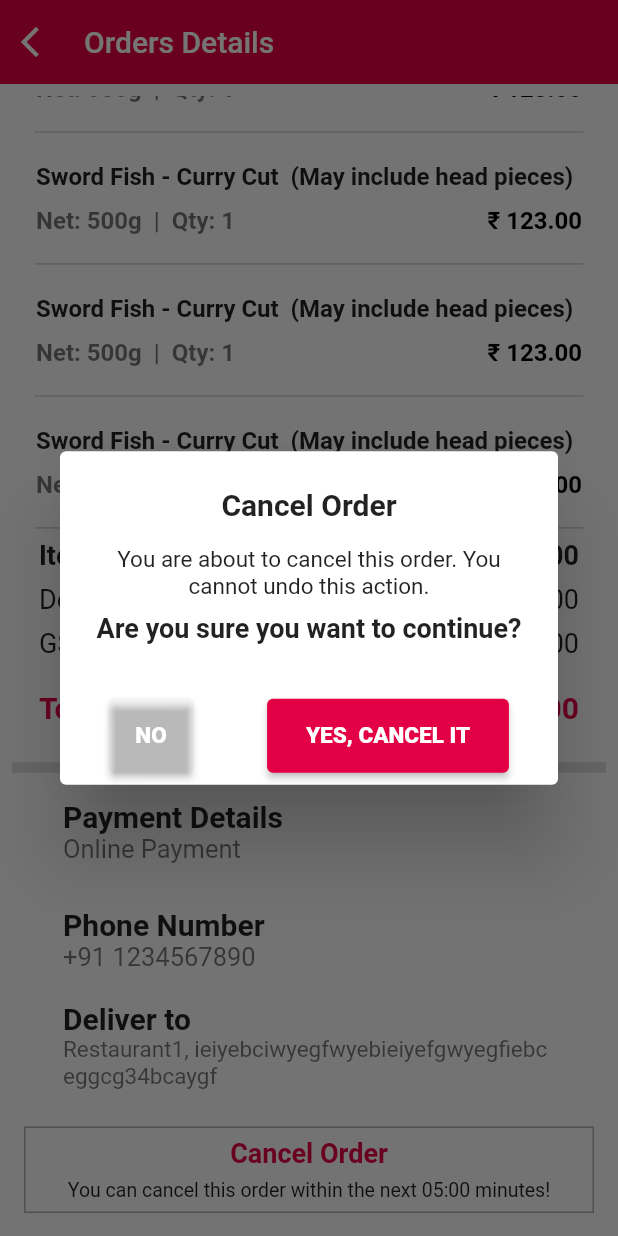
After one commit to nikshit-chauhan/Sheegr, a Flutter app: the OrderDetails screen opened directly, scrolled down 268 dp, after a tap on "Cancel Order", on a phone screen of 412 x 824 dp. The commit adds this screen. Run offline on Flutter 3.47's test engine with Material 2 defaults, Android fonts, the phone set to English and light mode, and no system bars; drawn by our look-alikes of auto_size_text; our stand-ins replace connectivity_plus, dots_indicator, dotted_line, firebase_auth, firebase_core, get and 3 more; missing offline and left inert: app_settings; accounts and stored records are empty; Roboto replaces fonts that are missing (PoppinsRegular).

Commit message:
added: UI screens for order details and alert box for cancelling the order

```diff
--- /dev/null
+++ b/lib/View/screens/OrderDetails/order_details.dart
@@ -0,0 +1,431 @@
+import 'package:auto_size_text/auto_size_text.dart';
+import 'package:flutter/material.dart';
+import 'package:get/get.dart';
+import 'package:sheegr/Resources/fontstyle.dart';
+import 'package:sheegr/Utils/Widgets/CommonWidgets/fluid_button.dart';
+
+import '../../../Resources/Colors.dart';
+
+class OrderDetails extends StatelessWidget {
+  const OrderDetails({super.key});
+
+  @override
+  Widget build(BuildContext context) {
+    return Scaffold(
+      appBar: AppBar(
+        elevation: 0,
+        title: const Text(
+          "Orders Details",
+          style: TextStyle(color: Color.fromARGB(255, 255, 255, 255)),
+        ),
+        leading: IconButton(
+            icon: const Icon(
+              Icons.arrow_back_ios_new,
+              color: Color.fromARGB(255, 255, 255, 255),
+            ),
+            onPressed: () {
+              Get.back();
+            }),
+        backgroundColor: colorPrimary,
+        leadingWidth: 40,
+      ),
+      body: Padding(
+        padding: const EdgeInsets.all(8),
+        child: SingleChildScrollView(
+          child: Column(
+            // mainAxisAlignment: MainAxisAlignment.start,
+            crossAxisAlignment: CrossAxisAlignment.start,
+            children: [
+              SizedBox(
+                height: MediaQuery.sizeOf(context).height * 0.01,
+              ),
+              ListTile(
+                leading: AutoSizeText(
+                  "Order ID: 1234567890",
+                  maxFontSize: 16,
+                  minFontSize: 8,
+                  style: AppFontStyle.flexibleFontStyle(fontSize: 16),
+                ),
+                trailing: SizedBox(
+                  width: 100,
+                  child: Row(
+                    children: [
+                      const Icon(
+                        Icons.cancel,
+                        color: Colors.red,
+                        size: 18,
+                      ),
+                      AutoSizeText(
+                        "Pending",
+                        maxFontSize: 16,
+                        minFontSize: 8,
+                        style: AppFontStyle.flexibleFontStyle(fontSize: 16),
+                      )
+                    ],
+                  ),
+                ),
+              ),
+              Padding(
+                padding: const EdgeInsets.symmetric(horizontal: 18),
+                child: AutoSizeText(
+                  "Placed on: Tue, 17th Jan 2023 - 10:00am",
+                  maxFontSize: 16,
+                  minFontSize: 8,
+                  style: AppFontStyle.flexibleFontStyle(
+                      fontSize: 16, fontWeight: FontWeight.w400),
+                ),
+              ),
+              SizedBox(
+                height: MediaQuery.sizeOf(context).height * 0.02,
+              ),
+              const Divider(
+                thickness: 10,
+              ),
+              SizedBox(
+                height: MediaQuery.sizeOf(context).height * 0.01,
+              ),
+              ListView.builder(
+                itemCount: 5,
+                shrinkWrap: true,
+                physics: const NeverScrollableScrollPhysics(),
+                // primary: false,
+                itemBuilder: (context, index) {
+                  return Column(
+                    children: [
+                      ListTile(
+                        title: Padding(
+                          padding: const EdgeInsets.only(bottom: 10.0),
+                          child: SizedBox(
+                            width: MediaQuery.sizeOf(context).width * 0.8,
+                            child: AutoSizeText(
+                              "Sword Fish - Curry Cut  (May include head pieces)",
+                              maxFontSize: 16,
+                              minFontSize: 8,
+                              maxLines: 2,
+                              style:
+                                  AppFontStyle.flexibleFontStyle(fontSize: 16),
+                            ),
+                          ),
+                        ),
+                        subtitle: Row(
+                          mainAxisAlignment: MainAxisAlignment.spaceBetween,
+                          children: [
+                            AutoSizeText(
+                              "Net: 500g  |  Qty: 1",
+                              maxFontSize: 16,
+                              minFontSize: 8,
+                              style:
+                                  AppFontStyle.flexibleFontStyle(fontSize: 16),
+                            ),
+                            AutoSizeText(
+                              "₹ 123.00",
+                              maxFontSize: 16,
+                              minFontSize: 8,
+                              style: AppFontStyle.flexibleFontStyle(
+                                  fontSize: 16,
+                                  fontWeight: FontWeight.w600,
+                                  fontColor: Colors.black),
+                            ),
+                          ],
+                        ),
+                      ),
+                      const Divider(
+                        indent: 15,
+                        endIndent: 15,
+                        color: Colors.black26,
+                      ),
+                    ],
+                  );
+                },
+              ),
+              Padding(
+                padding: const EdgeInsets.symmetric(horizontal: 18),
+                child: Row(
+                  mainAxisAlignment: MainAxisAlignment.spaceBetween,
+                  children: [
+                    AutoSizeText(
+                      "Item Subtotal: ",
+                      maxFontSize: 18,
+                      minFontSize: 8,
+                      style: AppFontStyle.flexibleFontStyle(
+                          fontSize: 18, fontWeight: FontWeight.w600),
+                    ),
+                    AutoSizeText(
+                      "₹ 123.00",
+                      maxFontSize: 18,
+                      minFontSize: 8,
+                      style: AppFontStyle.flexibleFontStyle(
+                          fontSize: 18, fontWeight: FontWeight.w600),
+                    ),
+                  ],
+                ),
+              ),
+              SizedBox(
+                height: MediaQuery.sizeOf(context).height * 0.01,
+              ),
+              Padding(
+                padding: const EdgeInsets.symmetric(horizontal: 18),
+                child: Row(
+                  mainAxisAlignment: MainAxisAlignment.spaceBetween,
+                  children: [
+                    AutoSizeText(
+                      "Delivery Charges: ",
+                      maxFontSize: 18,
+                      minFontSize: 8,
+                      style: AppFontStyle.flexibleFontStyle(
+                          fontSize: 18, fontWeight: FontWeight.w400),
+                    ),
+                    AutoSizeText(
+                      "₹ 123.00",
+                      maxFontSize: 18,
+                      minFontSize: 8,
+                      style: AppFontStyle.flexibleFontStyle(
+                          fontSize: 18, fontWeight: FontWeight.w400),
+                    ),
+                  ],
+                ),
+              ),
+              SizedBox(
+                height: MediaQuery.sizeOf(context).height * 0.01,
+              ),
+              Padding(
+                padding: const EdgeInsets.symmetric(horizontal: 18),
+                child: Row(
+                  mainAxisAlignment: MainAxisAlignment.spaceBetween,
+                  children: [
+                    AutoSizeText(
+                      "GST & Taxes: ",
+                      maxFontSize: 18,
+                      minFontSize: 8,
+                      style: AppFontStyle.flexibleFontStyle(
+                          fontSize: 18, fontWeight: FontWeight.w400),
+                    ),
+                    AutoSizeText(
+                      "₹ 123.00",
+                      maxFontSize: 18,
+                      minFontSize: 8,
+                      style: AppFontStyle.flexibleFontStyle(
+                          fontSize: 18, fontWeight: FontWeight.w400),
+                    ),
+                  ],
+                ),
+              ),
+              SizedBox(
+                height: MediaQuery.sizeOf(context).height * 0.025,
+              ),
+              Padding(
+                padding: const EdgeInsets.symmetric(horizontal: 18),
+                child: Row(
+                  mainAxisAlignment: MainAxisAlignment.spaceBetween,
+                  children: [
+                    AutoSizeText(
+                      "Total  Amount : ",
+                      maxFontSize: 20,
+                      minFontSize: 8,
+                      style: AppFontStyle.flexibleFontStyle(
+                          fontSize: 20,
+                          fontWeight: FontWeight.w600,
+                          fontColor: colorPrimary),
+                    ),
+                    AutoSizeText(
+                      "₹ 2344.00",
+                      maxFontSize: 20,
+                      minFontSize: 8,
+                      style: AppFontStyle.flexibleFontStyle(
+                          fontSize: 20,
+                          fontWeight: FontWeight.w600,
+                          fontColor: colorPrimary),
+                    ),
+                  ],
+                ),
+              ),
+              SizedBox(
+                height: MediaQuery.sizeOf(context).height * 0.025,
+              ),
+              const Divider(
+                thickness: 7,
+              ),
+              Padding(
+                padding: const EdgeInsets.symmetric(horizontal: 18.0),
+                child: ListTile(
+                  title: AutoSizeText(
+                    "Payment Details",
+                    maxFontSize: 20,
+                    minFontSize: 8,
+                    style: AppFontStyle.flexibleFontStyle(
+                      fontSize: 20,
+                      fontWeight: FontWeight.w600,
+                    ),
+                  ),
+                  subtitle: AutoSizeText(
+                    "Online Payment",
+                    maxFontSize: 17,
+                    minFontSize: 8,
+                    style: AppFontStyle.flexibleFontStyle(
+                      fontSize: 17,
+                      fontWeight: FontWeight.w400,
+                    ),
+                  ),
+                ),
+              ),
+              Padding(
+                padding: const EdgeInsets.symmetric(horizontal: 18.0),
+                child: ListTile(
+                  title: AutoSizeText(
+                    "Phone Number",
+                    maxFontSize: 20,
+                    minFontSize: 8,
+                    style: AppFontStyle.flexibleFontStyle(
+                      fontSize: 20,
+                      fontWeight: FontWeight.w600,
+                    ),
+                  ),
+                  subtitle: AutoSizeText(
+                    "+91 1234567890",
+                    maxFontSize: 17,
+                    minFontSize: 8,
+                    style: AppFontStyle.flexibleFontStyle(
+                      fontSize: 17,
+                      fontWeight: FontWeight.w400,
+                    ),
+                  ),
+                ),
+              ),
+              Padding(
+                padding: const EdgeInsets.symmetric(horizontal: 18.0),
+                child: ListTile(
+                  title: AutoSizeText(
+                    "Deliver to",
+                    maxFontSize: 20,
+                    minFontSize: 8,
+                    style: AppFontStyle.flexibleFontStyle(
+                      fontSize: 20,
+                      fontWeight: FontWeight.w600,
+                    ),
+                  ),
+                  subtitle: AutoSizeText(
+                    "Restaurant1, ieiyebciwyegfwyebieiyefgwyegfiebc eggcg34bcaygf",
+                    maxFontSize: 17,
+                    minFontSize: 8,
+                    maxLines: 2,
+                    overflow: TextOverflow.ellipsis,
+                    style: AppFontStyle.flexibleFontStyle(
+                      fontSize: 17,
+                      fontWeight: FontWeight.w400,
+                    ),
+                  ),
+                ),
+              ),
+              SizedBox(
+                height: MediaQuery.sizeOf(context).height * 0.015,
+              ),
+              Padding(
+                padding: const EdgeInsets.all(8.0),
+                child: GestureDetector(
+                  onTap: () {
+                    showDialog(
+                      context: context,
+                      builder: ((context) => AlertDialog(
+                            title: Column(
+                              crossAxisAlignment: CrossAxisAlignment.center,
+                              mainAxisAlignment: MainAxisAlignment.spaceEvenly,
+                              children: [
+                                Text(
+                                  "Cancel Order",
+                                  style: AppFontStyle.flexibleFontStyle(
+                                    fontSize: 20,
+                                    fontWeight: FontWeight.w600,
+                                  ),
+                                ),
+                                SizedBox(
+                                  height:
+                                      MediaQuery.sizeOf(context).height * 0.02,
+                                ),
+                                Text(
+                                  "You are about to cancel this order. You cannot undo this action.",
+                                  maxLines: 2,
+                                  textAlign: TextAlign.center,
+                                  // maxFontSize: 15,
+                                  // minFontSize: 8,
+                                  style: AppFontStyle.flexibleFontStyle(
+                                    fontSize: 15,
+                                    fontWeight: FontWeight.w400,
+                                  ),
+                                ),
+                                SizedBox(
+                                  height:
+                                      MediaQuery.sizeOf(context).height * 0.01,
+                                ),
+                                Text(
+                                  "Are you sure you want to continue?",
+                                  // maxFontSize: 18,
+                                  // minFontSize: 8,
+                                  style: AppFontStyle.flexibleFontStyle(
+                                    fontSize: 18,
+                                    fontWeight: FontWeight.w600,
+                                  ),
+                                ),
+                                SizedBox(
+                                  height:
+                                      MediaQuery.sizeOf(context).height * 0.01,
+                                ),
+                              ],
+                            ),
+                            actions: [
+                              Row(children: [
+                                Expanded(
+                                    child: FluidButton(
+                                  buttonName: "No",
+                                  onPressed: () {},
+                                  buttonTextColor: colorPrimary,
+                                  buttonColor: Colors.transparent,
+                                )),
+                                Expanded(
+                                  flex: 2,
+                                    child: FluidButton(
+                                        buttonName: "Yes, Cancel it",
+                                        onPressed: () {}))
+                              ])
+                            ],
+                          )),
+                    );
+                  },
+                  child: Container(
+                    height: MediaQuery.sizeOf(context).height * 0.07,
+                    alignment: Alignment.center,
+                    decoration:
+                        BoxDecoration(border: Border.all(color: lightGrey)),
+                    child: Column(
+                      mainAxisAlignment: MainAxisAlignment.spaceEvenly,
+                      crossAxisAlignment: CrossAxisAlignment.center,
+                      children: [
+                        AutoSizeText(
+                          "Cancel Order",
+                          maxFontSize: 18,
+                          minFontSize: 8,
+                          style: AppFontStyle.flexibleFontStyle(
+                              fontSize: 18,
+                              fontWeight: FontWeight.w600,
+                              fontColor: colorPrimary),
+                        ),
+                        AutoSizeText(
+                          "You can cancel this order within the next 05:00 minutes!",
+                          maxFontSize: 13,
+                          minFontSize: 6,
+                          style: AppFontStyle.flexibleFontStyle(
+                            fontSize: 13,
+                            fontWeight: FontWeight.w400,
+                          ),
+                        ),
+                      ],
+                    ),
+                  ),
+                ),
+              )
+            ],
+          ),
+        ),
+      ),
+    );
+  }
+}
--- a/lib/View/screens/Orders/orders.dart
+++ b/lib/View/screens/Orders/orders.dart
@@ -4,6 +4,7 @@ import 'package:flutter/material.dart';
 import 'package:get/get.dart';
 
 import '../../../Resources/Colors.dart';
+import '../OrderDetails/order_details.dart';
 
 class Orders extends StatelessWidget {
   const Orders({super.key});
@@ -35,6 +36,10 @@ class Orders extends StatelessWidget {
           itemBuilder: (context, index) {
             return Padding(
               padding: const EdgeInsets.all(4.0),
+              child: GestureDetector(
+                onTap: (){
+                  Get.to(() => const OrderDetails());
+                },
                 child: Card(
                   shape: const RoundedRectangleBorder(
                     borderRadius: BorderRadius.all(Radius.circular(10)),
@@ -82,20 +87,20 @@ class Orders extends StatelessWidget {
                         ),
                       ),
                       SizedBox(
-                      height: MediaQuery.sizeOf(context).height * 0.01,
+                        height: MediaQuery.sizeOf(context).height * 0.015,
                       ),
                       const Padding(
                         padding: EdgeInsets.symmetric(horizontal: 10),
                         child: AutoSizeText("3 items | online payment"),
                       ),
                       SizedBox(
-                      height: MediaQuery.sizeOf(context).height * 0.01,
+                        height: MediaQuery.sizeOf(context).height * 0.015,
                       ),
                       const DottedLine(
                         dashColor: grey1,
                       ),
                       SizedBox(
-                      height: MediaQuery.sizeOf(context).height * 0.01,
+                        height: MediaQuery.sizeOf(context).height * 0.015,
                       ),
                       const Padding(
                         padding: EdgeInsets.symmetric(horizontal: 10),
@@ -103,10 +108,13 @@ class Orders extends StatelessWidget {
                             "Placed on: Tue 17th Jan 2023 - 10:00am"),
                       ),
                       SizedBox(
-                      height: MediaQuery.sizeOf(context).height * 0.01,
+                        height: MediaQuery.sizeOf(context).height * 0.015,
                       ),
                       const DottedLine(
                         dashColor: grey1,
+                      ),
+                      SizedBox(
+                        height: MediaQuery.sizeOf(context).height * 0.015,
                       ),
                       const Padding(
                         padding: EdgeInsets.symmetric(horizontal: 10),
@@ -133,9 +141,10 @@ class Orders extends StatelessWidget {
                         ),
                       ),
                       SizedBox(
-                      height: MediaQuery.sizeOf(context).height * 0.005,
+                        height: MediaQuery.sizeOf(context).height * 0.01,
                       ),
                     ],
+                  ),
                 ),
               ),
             );
```
Lines whose indentation alone changed are shown as unchanged.
